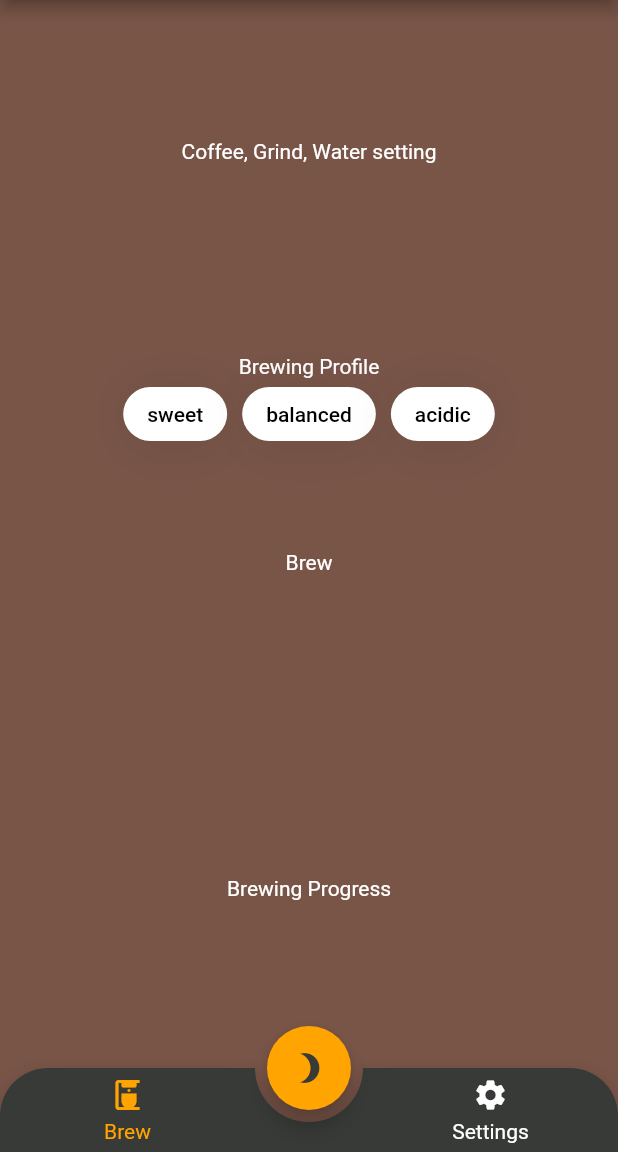
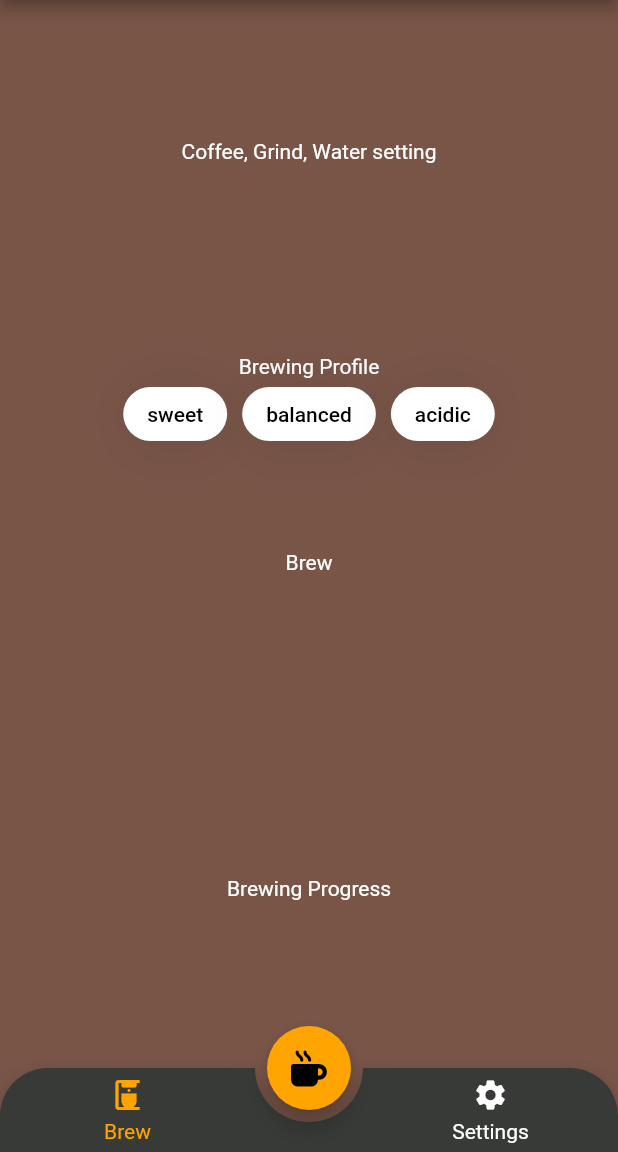
Before and after one commit to speedy901990/46method, a Flutter app: the screen it shows after launch, on a phone screen of 412 x 824 dp, the part 84-1236 px from its top. Run offline on Flutter 3.47's test engine with Material 2 defaults, Android fonts, the phone set to English and light mode, and no system bars; drawn by our look-alikes of animated_bottom_navigation_bar, auto_size_text, group_button; our stand-ins replace font_awesome_flutter, stylish_bottom_bar; missing offline and left inert: circular_reveal_animation.

Commit message:
Add icon pack

```diff
--- a/app/lib/widgets/animated_navigation_bar.dart
+++ b/app/lib/widgets/animated_navigation_bar.dart
@@ -4,6 +4,7 @@ import 'package:animated_bottom_navigation_bar/animated_bottom_navigation_bar.da
 import 'package:app/widgets/brew_page.dart';
 import 'package:auto_size_text/auto_size_text.dart';
 import 'package:circular_reveal_animation/circular_reveal_animation.dart';
+import 'package:font_awesome_flutter/font_awesome_flutter.dart';
 import 'package:flutter/material.dart';
 import 'package:flutter/rendering.dart';
 import 'package:flutter/services.dart';
@@ -126,10 +127,7 @@ class _AnimatedNavigationBarState extends State<AnimatedNavigationBar>
         ),
         floatingActionButton: FloatingActionButton(
           backgroundColor: HexColor('#FFA400'),
-          child: Icon(
-            Icons.brightness_3,
-            color: HexColor('#373A36'),
-          ),
+          child: FaIcon(FontAwesomeIcons.mugHot),
           onPressed: () {
             _fabAnimationController.reset();
             _borderRadiusAnimationController.reset();
--- a/app/pubspec.yaml
+++ b/app/pubspec.yaml
@@ -38,6 +38,7 @@ dependencies:
   animated_bottom_navigation_bar: ^1.1.0
   auto_size_text: ^3.0.0
   circular_reveal_animation: ^2.0.1
+  font_awesome_flutter: ^10.2.1
 
 dev_dependencies:
   flutter_test:
```
Also changed, not shown: app/pubspec.lock.
